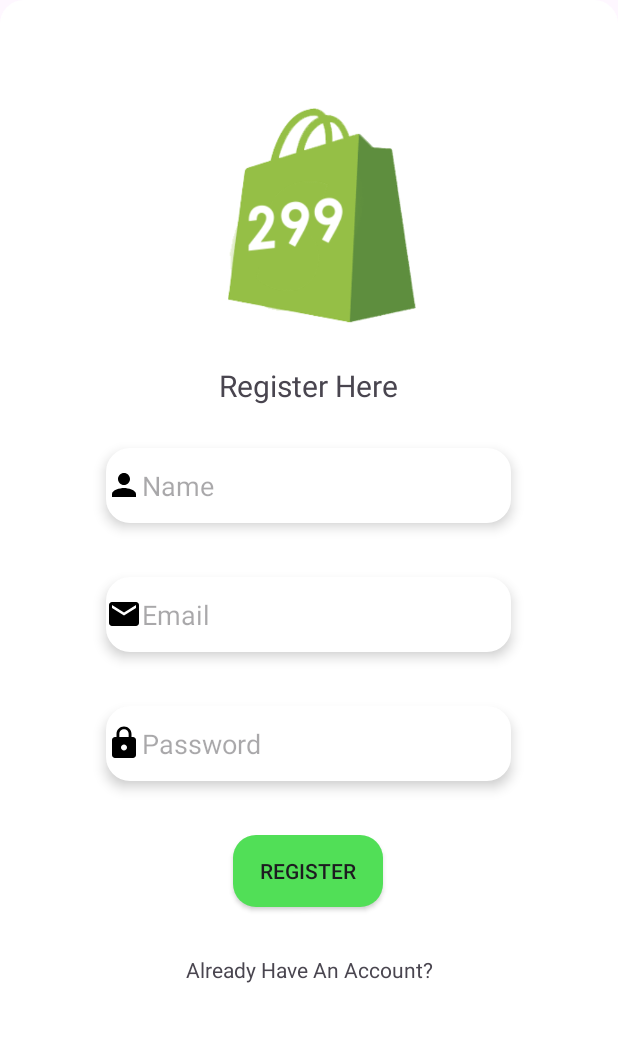
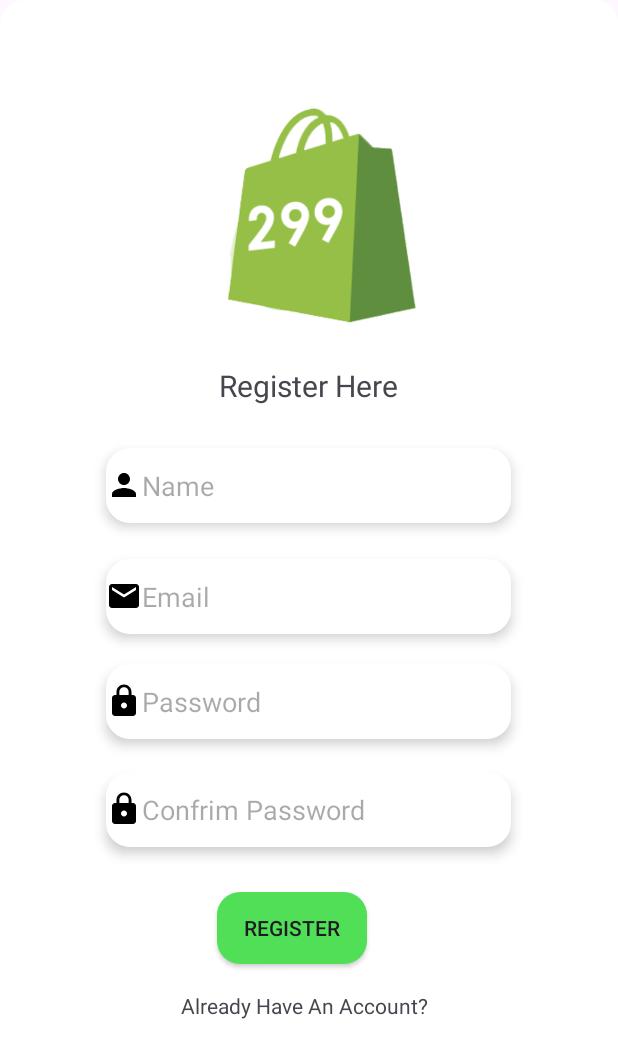
Before and after one commit to Frinz1/MainActivity, an Android app: the Regiter screen opened directly, with no data from a screen before it, on a phone screen of 412 x 824 dp. Shown: the top 1058 px of the screen. Run offline under Robolectric (Android 15) with nearby library versions, the phone set to English and light mode, and no system bars.

Commit message:
ok guys ito na ang idk

```diff
--- /dev/null
+++ b/app/src/main/java/com/example/mainactivity/DatabaseHelper.kt
@@ -0,0 +1,75 @@
+package com.example.pchub.Activities
+
+import android.content.ContentValues
+import android.content.Context
+import android.database.sqlite.SQLiteDatabase
+import android.database.sqlite.SQLiteOpenHelper
+
+class DatabaseHelper(context: Context) : SQLiteOpenHelper(context, DATABASE_NAME, null, DATABASE_VERSION) {
+
+    private val CREATE_TABLE_USER ="CREATE TABLE $TABLE_USER (" +
+            "$COL_USER_ID INTEGER PRIMARY KEY AUTOINCREMENT, " +
+            "$COL_USER_NAME TEXT, " +
+            "$COL_USER_EMAIL TEXT, " +
+            "$COL_USER_PASSWORD TEXT," +
+            "$COL_USER_CONFIRM TEXT)"
+    private val DROP_TABLE_USER = "DROP TABLE IF EXISTS $TABLE_USER"
+
+    override fun onCreate(db: SQLiteDatabase?) {
+        db?.execSQL(CREATE_TABLE_USER)
+    }
+
+    override fun onUpgrade(db: SQLiteDatabase?, p1: Int, p2: Int) {
+        db?.execSQL(DROP_TABLE_USER)
+    }
+
+    fun registerUser(user: User) {
+        val db = this.writableDatabase
+        val value = ContentValues()
+        value.put(COL_USER_NAME, user.username)
+        value.put(COL_USER_EMAIL, user.email)
+        value.put(COL_USER_PASSWORD, user.password)
+        value.put(COL_USER_CONFIRM, user.confirm)
+
+        db.insert(TABLE_USER, null,value)
+        db.close()
+    }
+
+    fun loginUser(email:String, password:String): Boolean{
+        val columns = arrayOf(COL_USER_ID)
+        val db = this.readableDatabase
+        val selection = "$COL_USER_EMAIL = ? AND $COL_USER_PASSWORD = ?"
+        val selectionArgs = arrayOf(email, password)
+
+        val cursor = db.query(
+            TABLE_USER,
+            columns,
+            selection,
+            selectionArgs,
+            null,
+            null,
+            null
+        )
+
+        val cursorCount = cursor.count
+        cursor.close()
+        db.close()
+
+        return cursorCount > 0
+    }
+
+
+    companion object{
+
+        private const val DATABASE_VERSION = 1
+        private const val DATABASE_NAME = "user.db"
+        private const val TABLE_USER = "tbl_user"
+
+        private const val COL_USER_ID = "user_id"
+        private const val COL_USER_NAME = "user_name"
+        private const val COL_USER_EMAIL = "user_email"
+        private const val COL_USER_PASSWORD = "user_password"
+        private const val COL_USER_CONFIRM = "user_confirm"
+
+    }
+}
--- a/app/src/main/res/layout/activity_regiter.xml
+++ b/app/src/main/res/layout/activity_regiter.xml
@@ -22,7 +22,7 @@
         android:id="@+id/editTextTextEmailAddress"
         android:layout_width="270dp"
         android:layout_height="50dp"
-        android:layout_marginTop="36dp"
+        android:layout_marginTop="24dp"
         android:background="@drawable/edbg"
         android:drawableLeft="@drawable/baseline_email_24"
         android:elevation="5dp"
@@ -54,7 +54,7 @@
         android:id="@+id/editTextNumberPassword"
         android:layout_width="270dp"
         android:layout_height="50dp"
-        android:layout_marginTop="36dp"
+        android:layout_marginTop="20dp"
         android:background="@drawable/edbg"
         android:drawableLeft="@drawable/baseline_lock_24"
         android:elevation="5dp"
@@ -66,19 +66,33 @@
         app:layout_constraintStart_toStartOf="parent"
         app:layout_constraintTop_toBottomOf="@+id/editTextTextEmailAddress" />
 
+    <EditText
+        android:id="@+id/passtoet"
+        android:layout_width="270dp"
+        android:layout_height="50dp"
+        android:layout_marginTop="92dp"
+        android:background="@drawable/edbg"
+        android:drawableLeft="@drawable/baseline_lock_24"
+        android:elevation="5dp"
+        android:ems="10"
+        android:hint="Confrim Password"
+        android:inputType="textPassword"
+        app:layout_constraintEnd_toEndOf="parent"
+        app:layout_constraintHorizontal_bias="0.496"
+        app:layout_constraintStart_toStartOf="parent"
+        app:layout_constraintTop_toBottomOf="@+id/editTextTextEmailAddress" />
+
     <androidx.appcompat.widget.AppCompatButton
         android:id="@+id/loginbutton"
         android:layout_width="100dp"
         android:layout_height="wrap_content"
-        android:layout_marginTop="36dp"
         android:background="@drawable/greenbutton"
         android:text="Register"
-        app:layout_constraintBottom_toTopOf="@+id/textView7"
-        app:layout_constraintEnd_toEndOf="parent"
-        app:layout_constraintHorizontal_bias="0.498"
-        app:layout_constraintStart_toStartOf="parent"
-        app:layout_constraintTop_toBottomOf="@+id/editTextNumberPassword"
-        app:layout_constraintVertical_bias="0.0" />
+        android:layout_marginTop="30dp"
+        app:layout_constraintEnd_toEndOf="@+id/passtoet"
+        app:layout_constraintHorizontal_bias="0.435"
+        app:layout_constraintStart_toStartOf="@+id/passtoet"
+        app:layout_constraintTop_toBottomOf="@+id/passtoet" />
 
     <TextView
         android:id="@+id/textView6"
@@ -96,9 +110,10 @@
         android:id="@+id/textView7"
         android:layout_width="wrap_content"
         android:layout_height="wrap_content"
-        android:layout_marginTop="116dp"
+        android:layout_marginTop="168dp"
         android:text="Already Have An Account?"
         app:layout_constraintEnd_toEndOf="parent"
+        app:layout_constraintHorizontal_bias="0.487"
         app:layout_constraintStart_toStartOf="parent"
         app:layout_constraintTop_toBottomOf="@+id/editTextNumberPassword" />
 
```
Also changed, not shown: app/src/main/java/com/example/mainactivity/Login.kt (+32 -5 lines), app/src/main/java/com/example/mainactivity/Regiter.kt (+36 -2 lines), app/src/main/java/com/example/mainactivity/User.kt (added, +9 -0 lines), app/src/main/java/com/example/mainactivity/ValidationUtils.kt (added, +17 -0 lines).
